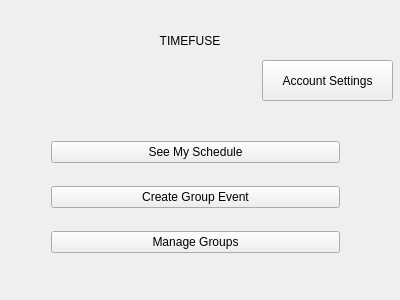
The window that home_screen.ui (allenh1/timefuse-client) describes before a commit, drawn with Qt 5.
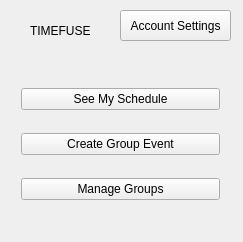
The same window after the commit.

The edit to the form file:
```diff
--- a/home_screen.ui
+++ b/home_screen.ui
@@ -6,8 +6,8 @@
    <rect>
     <x>0</x>
     <y>0</y>
-    <width>400</width>
-    <height>300</height>
+    <width>243</width>
+    <height>242</height>
    </rect>
   </property>
   <property name="windowTitle">
@@ -16,9 +16,9 @@
   <widget class="QWidget" name="gridLayoutWidget">
    <property name="geometry">
     <rect>
-     <x>40</x>
-     <y>113</y>
-     <width>311</width>
+     <x>10</x>
+     <y>60</y>
+     <width>221</width>
      <height>171</height>
     </rect>
    </property>
@@ -49,10 +49,10 @@
   <widget class="QPushButton" name="account_settings">
    <property name="geometry">
     <rect>
-     <x>262</x>
-     <y>60</y>
-     <width>131</width>
-     <height>41</height>
+     <x>120</x>
+     <y>10</y>
+     <width>111</width>
+     <height>31</height>
     </rect>
    </property>
    <property name="text">
@@ -62,14 +62,14 @@
   <widget class="QLabel" name="timefuse">
    <property name="geometry">
     <rect>
-     <x>110</x>
+     <x>30</x>
      <y>20</y>
-     <width>211</width>
-     <height>41</height>
+     <width>61</width>
+     <height>21</height>
     </rect>
    </property>
    <property name="text">
-    <string>               TIMEFUSE</string>
+    <string>TIMEFUSE</string>
    </property>
   </widget>
  </widget>
```
